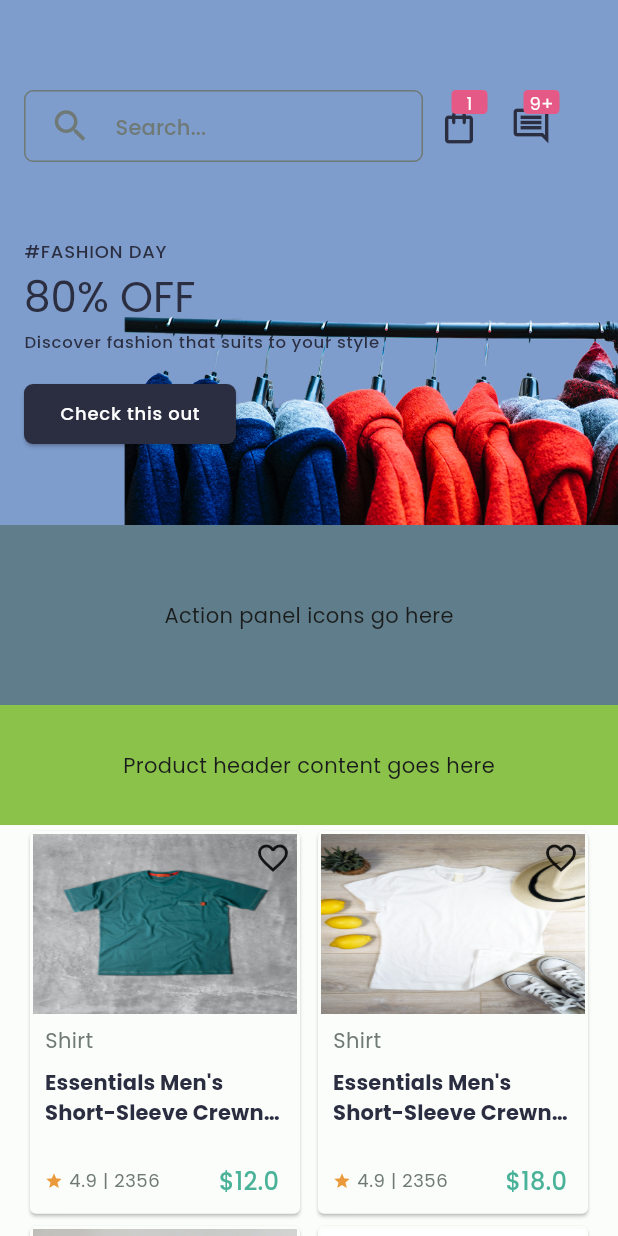
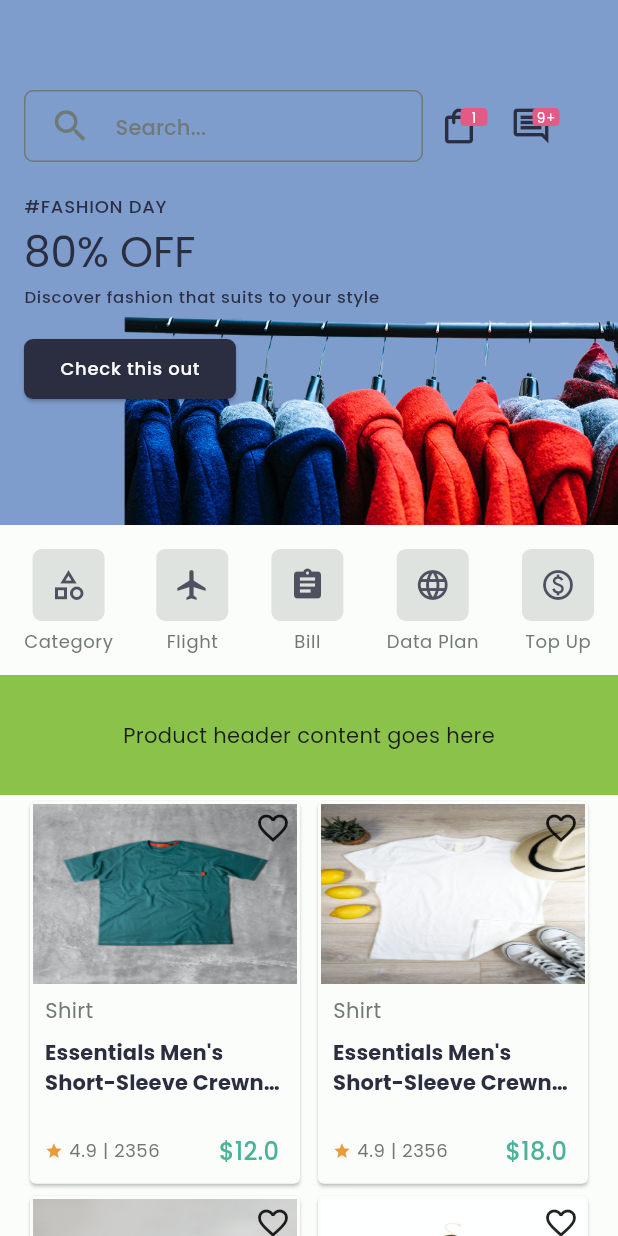
Before and after one commit to doc2dev/tokosmile, a Flutter app: the screen it shows after launch, on a phone screen of 412 x 824 dp. Run offline on Flutter 3.47's test engine with Material 2 defaults, Android fonts, the phone set to English and light mode, and no system bars.

Commit message:
Implement action panel

```diff
--- a/lib/ui/actionpanel/action_panel.dart
+++ b/lib/ui/actionpanel/action_panel.dart
@@ -1,20 +1,66 @@
 import 'package:flutter/material.dart';
+import 'package:tokosmile/theme/theme.dart';
 import 'package:tokosmile/ui/constants.dart';
+import 'package:tokosmile/ui/topbar/rounded_corner.dart';
 
 class ActionPanel extends StatelessWidget {
   const ActionPanel({super.key});
 
   @override
   Widget build(BuildContext context) {
-    // TODO: implement build
+    var colors = context.colors();
+    var outline = colors.outline;
+    var secondary = colors.secondary;
+    var icons = [
+      [Icons.category_outlined, "Category"],
+      [Icons.flight, "Flight"],
+      [Icons.assignment, "Bill"],
+      [Icons.language, "Data Plan"],
+      [Icons.paid_outlined, "Top Up"],
+    ];
+    var labelStyle = context.textTheme().bodySmall!.copyWith(
+          color: outline,
+        );
+    List<Widget> children = icons
+        .map((e) => Column(
+              children: [
+                Container(
+                  width: 48,
+                  height: 48,
+                  decoration: roundedCorner(
+                    radius: 6,
+                    bgColor: outline.withOpacity(0.2),
+                  ),
+                  child: Center(
+                    child: Icon(
+                      e[0] as IconData,
+                      size: 24,
+                      color: secondary.withOpacity(0.8),
+                    ),
+                  ),
+                ),
+                const SizedBox(height: 6),
+                Text(
+                  e[1] as String,
+                  style: labelStyle,
+                )
+              ],
+            ))
+        .toList();
+
     return Container(
-      color: Colors.blueGrey,
+      padding: const EdgeInsets.only(left: 16, right: 16),
       width: MediaQuery.of(context).size.width,
       height: kActionPanelHeight,
-      child: Center(
-        child: Text("Action panel icons go here"),
+      child: Column(
+        children: [
+          const SizedBox(height: 16),
+          Row(
+            mainAxisAlignment: MainAxisAlignment.spaceBetween,
+            children: children,
+          ),
+        ],
       ),
     );
   }
-
 }
--- a/lib/ui/constants.dart
+++ b/lib/ui/constants.dart
@@ -1,4 +1,4 @@
-const kTopBarHeight = 160.0;
+const kTopBarHeight = 130.0;
 const kCarouselLimit = 350.0;
-const kActionPanelHeight = 120.0;
+const kActionPanelHeight = 100.0;
 const kProductHeaderHeight = 80.0;
--- a/lib/ui/product/product_list.dart
+++ b/lib/ui/product/product_list.dart
@@ -1,4 +1,5 @@
 import 'package:flutter/material.dart';
+import 'package:tokosmile/ui/constants.dart';
 
 import '../../data/data_classes.dart';
 import 'product_row.dart';
@@ -42,14 +43,6 @@ class _ProductListState extends State<ProductList> {
   @override
   Widget build(BuildContext context) {
     var pairs = getPairs();
-    /*return SliverList(
-      delegate: SliverChildBuilderDelegate(
-        (BuildContext context, int index) {
-          return ProductRow(pair: pairs[index]);
-        },
-        childCount: pairs.length,
-      ),
-    );*/
     return Container(
       padding: const EdgeInsets.only(left: 16.0, right: 16.0),
       child: ListView.builder(
--- a/lib/ui/topbar/badge.dart
+++ b/lib/ui/topbar/badge.dart
@@ -19,6 +19,7 @@ class PinkBadge extends StatelessWidget {
     var tertiaryColor = colors.tertiary;
     var style = context.textTheme().bodySmall!.copyWith(
           color: colors.onTertiary,
+      fontSize: 9.0,
         );
 
     return SizedBox(
@@ -34,11 +35,11 @@ class PinkBadge extends StatelessWidget {
             ),
           ),
           Positioned(
-            bottom: 32.0,
+            bottom: 24.0,
             right: 5.0,
             child: Container(
-              width: 24.0,
-              height: 16.0,
+              width: 18.0,
+              height: 12.0,
               decoration: roundedCorner(
                 radius: 3.0,
                 bgColor: tertiaryColor,
--- a/lib/ui/topbar/topbar.dart
+++ b/lib/ui/topbar/topbar.dart
@@ -36,7 +36,7 @@ class TopBar extends StatelessWidget {
               crossAxisAlignment: CrossAxisAlignment.center,
               children: [
                 Flexible(
-                  flex: 7,
+                  flex: 14,
                   child: Container(
                     height: 48,
                     decoration: roundedCorner(
@@ -66,7 +66,7 @@ class TopBar extends StatelessWidget {
                   ),
                 ),
                 Flexible(
-                  flex: 3,
+                  flex: 6,
                   child: Row(
                     crossAxisAlignment: CrossAxisAlignment.center,
                     children: const [
```
